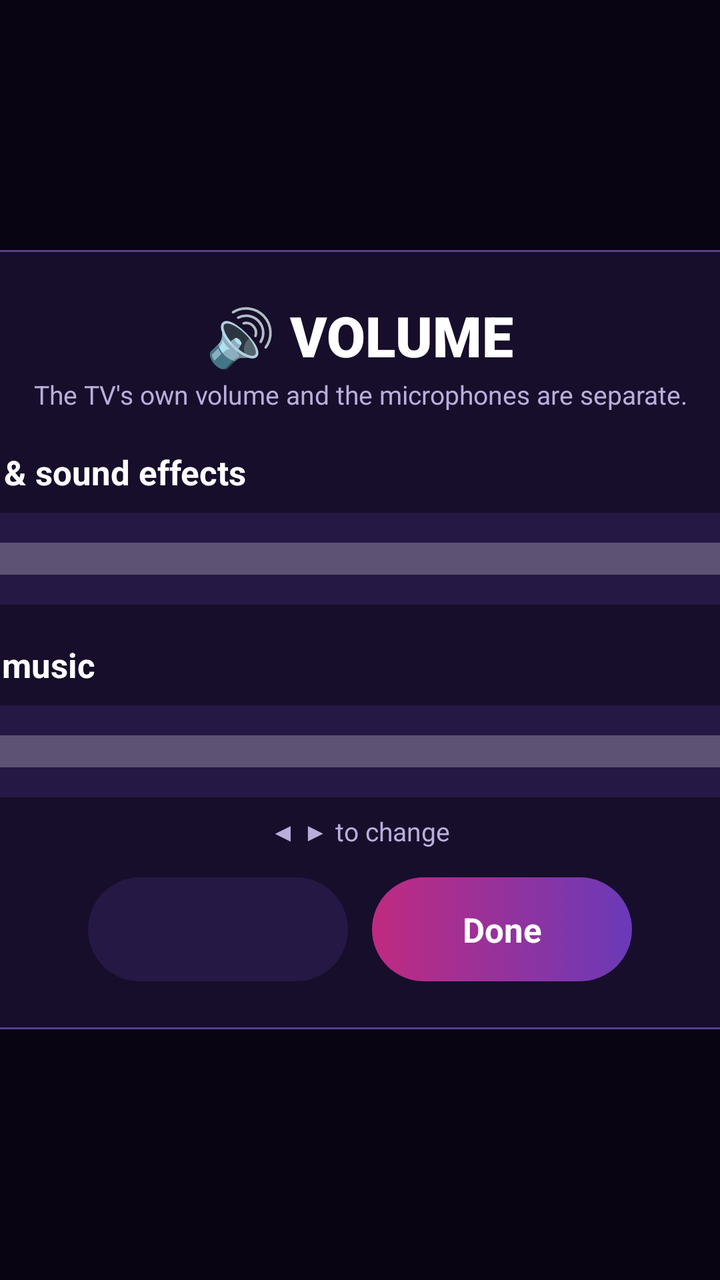
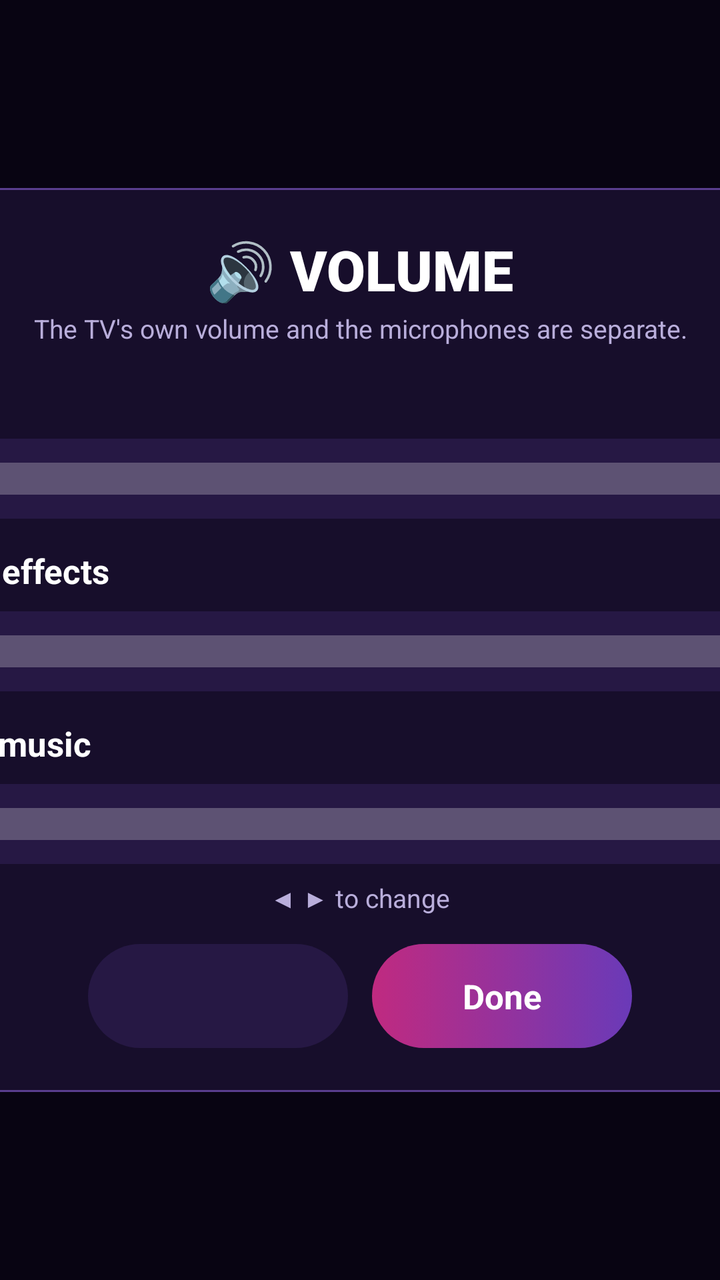

Screens rendered from an Android XML layout before and after an edit, with the pre-edit source and the edit as a unified diff.
<!-- AndroidManifest.xml: application theme Theme.KaraokeTV -->
<!-- res/layout/volume.xml -->
<?xml version="1.0" encoding="utf-8"?>
<FrameLayout xmlns:android="http://schemas.android.com/apk/res/android"
    android:layout_width="match_parent"
    android:layout_height="match_parent"
    android:background="@color/scrim"
    android:clickable="true">

    <LinearLayout
        android:layout_width="560dp"
        android:layout_height="wrap_content"
        android:layout_gravity="center"
        android:background="@drawable/panel_bg"
        android:gravity="center_horizontal"
        android:orientation="vertical"
        android:padding="24dp">

        <TextView
            android:layout_width="wrap_content"
            android:layout_height="wrap_content"
            android:fontFamily="sans-serif-black"
            android:text="🔊 VOLUME"
            android:textColor="#FFFFFF"
            android:textSize="28sp" />

        <TextView
            android:layout_width="wrap_content"
            android:layout_height="wrap_content"
            android:layout_marginTop="2dp"
            android:gravity="center"
            android:text="The TV's own volume and the microphones are separate."
            android:textColor="@color/text_dim"
            android:textSize="13sp" />

        
        <LinearLayout
            android:layout_width="match_parent"
            android:layout_height="wrap_content"
            android:layout_marginTop="14dp"
            android:gravity="center_vertical"
            android:orientation="horizontal">

            <TextView
                android:layout_width="0dp"
                android:layout_height="wrap_content"
                android:layout_weight="1"
                android:text="🎤 Songs &amp; sound effects"
                android:textColor="@color/text_main"
                android:textSize="17sp"
                android:textStyle="bold" />

            <TextView
                android:id="@+id/volumeValue"
                android:layout_width="wrap_content"
                android:layout_height="wrap_content"
                android:fontFamily="sans-serif-black"
                android:shadowColor="@color/neon_pink"
                android:shadowRadius="14"
                android:textColor="#FFFFFF"
                android:textSize="24sp" />
        </LinearLayout>

        
        <SeekBar
            android:id="@+id/volumeSlider"
            android:layout_width="match_parent"
            android:layout_height="46dp"
            android:layout_marginTop="4dp"
            android:background="@drawable/chip_bg"
            android:contentDescription="Volume for songs and sound effects"
            android:focusable="true"
            android:max="100"
            android:paddingStart="24dp"
            android:paddingEnd="24dp"
            android:progressDrawable="@drawable/volume_track"
            android:thumbTint="@color/neon_pink" />

        
        <LinearLayout
            android:layout_width="match_parent"
            android:layout_height="wrap_content"
            android:layout_marginTop="14dp"
            android:gravity="center_vertical"
            android:orientation="horizontal">

            <TextView
                android:layout_width="0dp"
                android:layout_height="wrap_content"
                android:layout_weight="1"
                android:text="🎵 Lobby music"
                android:textColor="@color/text_main"
                android:textSize="17sp"
                android:textStyle="bold" />

            <TextView
                android:id="@+id/lobbyValue"
                android:layout_width="wrap_content"
                android:layout_height="wrap_content"
                android:fontFamily="sans-serif-black"
                android:shadowColor="@color/neon_cyan"
                android:shadowRadius="14"
                android:textColor="#FFFFFF"
                android:textSize="24sp" />
        </LinearLayout>

        <SeekBar
            android:id="@+id/lobbySlider"
            android:layout_width="match_parent"
            android:layout_height="46dp"
            android:layout_marginTop="4dp"
            android:background="@drawable/chip_bg"
            android:contentDescription="Lobby music volume"
            android:focusable="true"
            android:max="100"
            android:paddingStart="24dp"
            android:paddingEnd="24dp"
            android:progressDrawable="@drawable/volume_track"
            android:thumbTint="@color/neon_cyan" />

        <TextView
            android:id="@+id/volumeHint"
            android:layout_width="wrap_content"
            android:layout_height="wrap_content"
            android:layout_marginTop="8dp"
            android:text="◀ ▶ to change"
            android:textColor="@color/text_dim"
            android:textSize="13sp" />

        <LinearLayout
            android:layout_width="wrap_content"
            android:layout_height="wrap_content"
            android:layout_marginTop="14dp"
            android:orientation="horizontal">

            <TextView
                android:id="@+id/volumeMusic"
                style="@style/TvButton" />

            <TextView
                android:id="@+id/volumeDone"
                style="@style/TvButton.Primary"
                android:layout_marginStart="12dp"
                android:text="Done" />
        </LinearLayout>
    </LinearLayout>
</FrameLayout>
<!-- resources referenced by this layout -->
<resources>
  <color name="neon_cyan">#2EE6FF</color>
  <color name="neon_pink">#FF3DA5</color>
  <color name="scrim">#D9080412</color>
  <color name="text_dim">#B9AEDB</color>
  <color name="text_main">#FFFFFF</color>
  <!-- drawable chip_bg (drawable) -->
  <?xml version="1.0" encoding="utf-8"?>
  <selector xmlns:android="http://schemas.android.com/apk/res/android">
      <item android:state_focused="true">
          <shape>
              <solid android:color="@color/neon_pink" />
              <corners android:radius="26dp" />
          </shape>
      </item>
      <item android:state_selected="true">
          <shape>
              <solid android:color="#4A2A7A" />
              <stroke android:width="2dp" android:color="@color/neon_cyan" />
              <corners android:radius="26dp" />
          </shape>
      </item>
      <item>
          <shape>
              <solid android:color="#CC2A1B4A" />
              <corners android:radius="26dp" />
          </shape>
      </item>
  </selector>
  <!-- drawable panel_bg (drawable) -->
  <?xml version="1.0" encoding="utf-8"?>
  <shape xmlns:android="http://schemas.android.com/apk/res/android">
      <solid android:color="#D91A1030" />
      <stroke android:width="1dp" android:color="#5A3E8F" />
      <corners android:radius="18dp" />
  </shape>
  <!-- drawable volume_track (drawable) -->
  <?xml version="1.0" encoding="utf-8"?>
  <layer-list xmlns:android="http://schemas.android.com/apk/res/android">
      <item android:id="@android:id/background">
          <shape>
              <solid android:color="#40FFFFFF" />
              <corners android:radius="6dp" />
          </shape>
      </item>
      <item android:id="@android:id/progress">
          <clip>
              <shape>
                  <gradient android:startColor="@color/neon_cyan" android:endColor="@color/neon_pink" />
                  <corners android:radius="6dp" />
              </shape>
          </clip>
      </item>
  </layer-list>
  <style name="TvButton">
          <item name="android:layout_width">wrap_content</item>
          <item name="android:layout_height">52dp</item>
          <item name="android:minWidth">130dp</item>
          <item name="android:gravity">center</item>
          <item name="android:paddingStart">22dp</item>
          <item name="android:paddingEnd">22dp</item>
          <item name="android:background">@drawable/chip_bg</item>
          <item name="android:focusable">true</item>
          <item name="android:clickable">true</item>
          <item name="android:textColor">@color/text_main</item>
          <item name="android:textSize">17sp</item>
          <item name="android:textStyle">bold</item>
          <item name="android:maxLines">1</item>
      </style>
  <style name="TvButton.Primary">
          <item name="android:background">@drawable/btn_primary</item>
      </style>
  <style name="Theme.KaraokeTV" parent="android:Theme.Material.NoActionBar.Fullscreen">
          <item name="android:windowBackground">@color/bg_deep</item>
          <item name="android:colorAccent">@color/neon_pink</item>
          <item name="android:textColorPrimary">@color/text_main</item>
          <item name="android:textColor">@color/text_main</item>
          <item name="android:textColorHint">@color/text_dim</item>
          <item name="android:windowAnimationStyle">@null</item>
      </style>
  <!-- drawable btn_primary (drawable) -->
  <?xml version="1.0" encoding="utf-8"?>
  <selector xmlns:android="http://schemas.android.com/apk/res/android">
      <item android:state_focused="true">
          <shape>
              <gradient android:angle="0" android:startColor="#FF5DB8" android:endColor="#9B5CFF" />
              <stroke android:width="3dp" android:color="#FFFFFF" />
              <corners android:radius="26dp" />
          </shape>
      </item>
      <item>
          <shape>
              <gradient android:angle="0" android:startColor="#C02A80" android:endColor="#6A3AB8" />
              <corners android:radius="26dp" />
          </shape>
      </item>
  </selector>
  <color name="bg_deep">#0B0614</color>
</resources>

<!-- the commit's change to res/layout/volume.xml (unified diff, before → after) -->
@@ -12,7 +12,7 @@
         android:background="@drawable/panel_bg"
         android:gravity="center_horizontal"
         android:orientation="vertical"
-        android:padding="24dp">
+        android:padding="22dp">
 
         <TextView
             android:layout_width="wrap_content"
@@ -35,7 +35,7 @@
         <LinearLayout
             android:layout_width="match_parent"
             android:layout_height="wrap_content"
-            android:layout_marginTop="14dp"
+            android:layout_marginTop="10dp"
             android:gravity="center_vertical"
             android:orientation="horizontal">
 
@@ -43,7 +43,7 @@
                 android:layout_width="0dp"
                 android:layout_height="wrap_content"
                 android:layout_weight="1"
-                android:text="🎤 Songs &amp; sound effects"
+                android:text="🎤 Songs"
                 android:textColor="@color/text_main"
                 android:textSize="17sp"
                 android:textStyle="bold" />
@@ -63,10 +63,10 @@
         <SeekBar
             android:id="@+id/volumeSlider"
             android:layout_width="match_parent"
-            android:layout_height="46dp"
+            android:layout_height="40dp"
             android:layout_marginTop="4dp"
             android:background="@drawable/chip_bg"
-            android:contentDescription="Volume for songs and sound effects"
+            android:contentDescription="Volume of the songs"
             android:focusable="true"
             android:max="100"
             android:paddingStart="24dp"
@@ -78,7 +78,49 @@
         <LinearLayout
             android:layout_width="match_parent"
             android:layout_height="wrap_content"
-            android:layout_marginTop="14dp"
+            android:layout_marginTop="10dp"
+            android:gravity="center_vertical"
+            android:orientation="horizontal">
+
+            <TextView
+                android:layout_width="0dp"
+                android:layout_height="wrap_content"
+                android:layout_weight="1"
+                android:text="🥁 Sound effects"
+                android:textColor="@color/text_main"
+                android:textSize="17sp"
+                android:textStyle="bold" />
+
+            <TextView
+                android:id="@+id/fxValue"
+                android:layout_width="wrap_content"
+                android:layout_height="wrap_content"
+                android:fontFamily="sans-serif-black"
+                android:shadowColor="@color/gold"
+                android:shadowRadius="14"
+                android:textColor="#FFFFFF"
+                android:textSize="24sp" />
+        </LinearLayout>
+
+        <SeekBar
+            android:id="@+id/fxSlider"
+            android:layout_width="match_parent"
+            android:layout_height="40dp"
+            android:layout_marginTop="4dp"
+            android:background="@drawable/chip_bg"
+            android:contentDescription="Volume of the sound effects"
+            android:focusable="true"
+            android:max="100"
+            android:paddingStart="24dp"
+            android:paddingEnd="24dp"
+            android:progressDrawable="@drawable/volume_track"
+            android:thumbTint="@color/gold" />
+
+        
+        <LinearLayout
+            android:layout_width="match_parent"
+            android:layout_height="wrap_content"
+            android:layout_marginTop="10dp"
             android:gravity="center_vertical"
             android:orientation="horizontal">
 
@@ -105,7 +147,7 @@
         <SeekBar
             android:id="@+id/lobbySlider"
             android:layout_width="match_parent"
-            android:layout_height="46dp"
+            android:layout_height="40dp"
             android:layout_marginTop="4dp"
             android:background="@drawable/chip_bg"
             android:contentDescription="Lobby music volume"
<!-- resource entries referenced after the edit -->
@@ -1,5 +1,6 @@
 <!-- resources referenced by this layout -->
 <resources>
+  <color name="gold">#FFD23F</color>
   <color name="neon_cyan">#2EE6FF</color>
   <color name="neon_pink">#FF3DA5</color>
   <color name="scrim">#D9080412</color>
